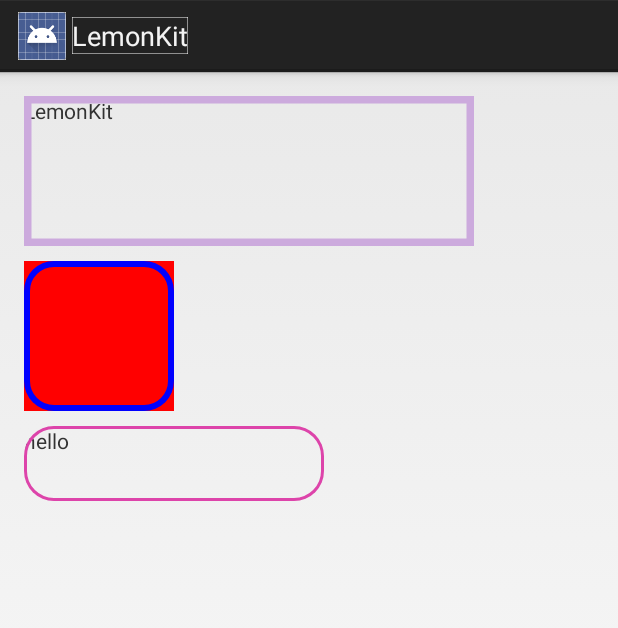
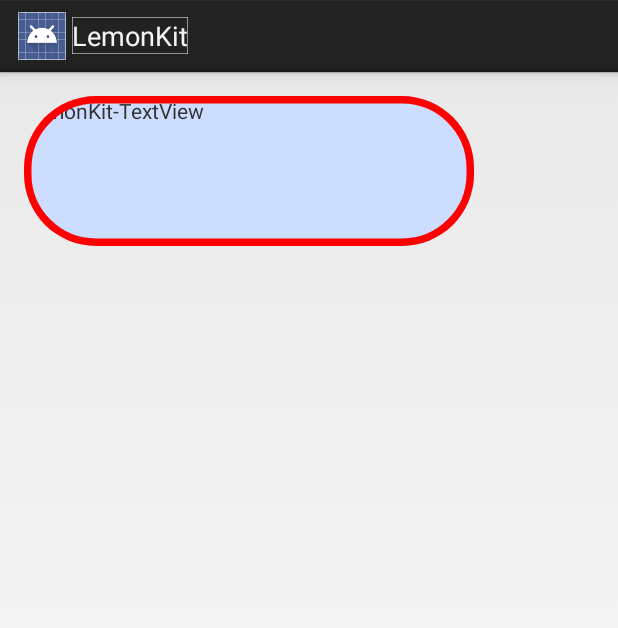
Before and after one commit to LemonITCN/LemonKit4Android, an Android app: the screen it shows after launch (MainActivity), on a phone screen of 412 x 824 dp. Shown: the top 628 px of the screen. Run offline under Robolectric (Android 15) with nearby library versions, the phone set to English and light mode, and no system bars.

Commit message:
完成了背景纯颜色drawable的切割

```diff
--- a/LemonKit/lemonkit-samples/src/main/res/layout/activity_main.xml
+++ b/LemonKit/lemonkit-samples/src/main/res/layout/activity_main.xml
@@ -15,29 +15,11 @@
     <TextView
         android:layout_width="300dp"
         android:layout_height="100dp"
-        android:text="LemonKit"
-        lk:borderColor="#ccaadd"
-        lk:borderWidth="10dp" />
+        android:background="#ccddff"
+        android:text="LemonKit-TextView"
+        lk:borderColor="#ff0000"
+        lk:borderWidth="10dp"
+        lk:cornerRadius="48dp" />
 
-    <View
-        android:id="@+id/myView"
-        android:layout_width="100dp"
-        android:layout_height="100dp"
-        android:layout_marginTop="10dp"
-        android:background="#ff0000"
-        lk:borderColor="#0000ff"
-        lk:borderWidth="8dp"
-        lk:clipToBounds="true"
-        lk:cornerRadius="20dp" />
-
-    <TextView
-        android:layout_width="200dp"
-        android:layout_height="50dp"
-        android:layout_marginTop="10dp"
-        android:text="hello"
-        lk:borderColor="#dd44aa"
-        lk:borderWidth="4dp"
-        lk:clipToBounds="true"
-        lk:cornerRadius="20dp" />
 
 </LinearLayout>
--- /dev/null
+++ b/LemonKit/lemonkit/src/main/java/net/lemonsoft/lemonkit/tools/LKDrawableTool.java
@@ -0,0 +1,32 @@
+package net.lemonsoft.lemonkit.tools;
+
+import android.graphics.drawable.ColorDrawable;
+import android.graphics.drawable.Drawable;
+import android.graphics.drawable.GradientDrawable;
+
+/**
+ * Drawable工具类
+ * Created by lemonsoft on 2017/1/28.
+ */
+
+public class LKDrawableTool {
+
+    /**
+     * 根据制定的drawable和圆角半径，生成对应的圆角的Drawable
+     *
+     * @param drawable     要生成圆角Drawable的原Drawable
+     * @param cornerRadius 圆角半径
+     * @return 带有圆角的Drawable
+     */
+    public static Drawable createRoundCornerDrawable(Drawable drawable, int cornerRadius) {
+        Drawable outDrawable = drawable;
+        if (drawable instanceof ColorDrawable) {
+            // 根据颜色Drawable生成圆角Drawable
+            outDrawable = new GradientDrawable();
+            ((GradientDrawable) outDrawable).setColor(((ColorDrawable) drawable).getColor());
+            ((GradientDrawable) outDrawable).setCornerRadius(cornerRadius);
+        }
+        return outDrawable;
+    }
+
+}
--- a/LemonKit/lemonkit/src/main/java/net/lemonsoft/lemonkit/ui/view/LKTextView.java
+++ b/LemonKit/lemonkit/src/main/java/net/lemonsoft/lemonkit/ui/view/LKTextView.java
@@ -3,6 +3,7 @@ package net.lemonsoft.lemonkit.ui.view;
 import android.annotation.TargetApi;
 import android.content.Context;
 import android.graphics.Canvas;
+import android.graphics.drawable.Drawable;
 import android.os.Build;
 import android.util.AttributeSet;
 import android.widget.TextView;
@@ -12,6 +13,9 @@ import net.lemonsoft.lemonkit.enums.LKUIDelegateOnDrawState;
 import net.lemonsoft.lemonkit.interfaces.ui.LKUIDelegate;
 import net.lemonsoft.lemonkit.interfaces.ui.LKUIView;
 import net.lemonsoft.lemonkit.model.LKUIExtensionModel;
+import net.lemonsoft.lemonkit.tools.LKDrawableTool;
+
+import java.lang.reflect.Field;
 
 /**
  * LKTextView,对系统的基本TextView进行扩展
@@ -55,6 +59,13 @@ public class LKTextView extends TextView implements LKUIView {
     public void setLk(LKUIExtensionModel lk) {
         this.lk = lk;
         lk.setView(this);
+        if (lk.getCornerRadius() >= 0 && getBackground() != null) {
+            Drawable drawable = LKDrawableTool.createRoundCornerDrawable(getBackground(), lk.getCornerRadius());
+            if (Build.VERSION.SDK_INT >= Build.VERSION_CODES.JELLY_BEAN)
+                setBackground(drawable);
+            else
+                setBackgroundDrawable(drawable);
+        }
     }
 
 }
```
